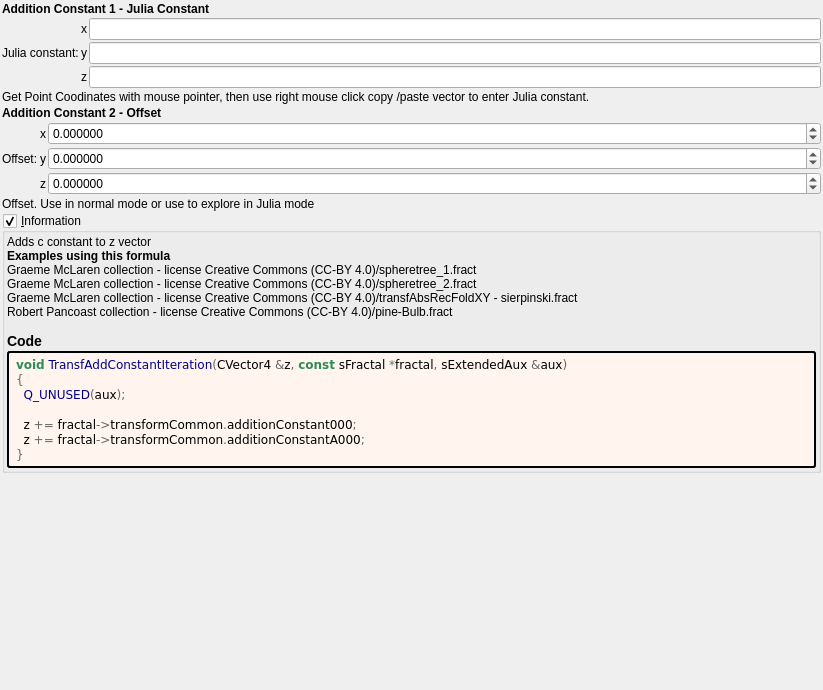
Old version of the form mandelbulber2/formula/ui/transf_add_constant.ui in the repository buddhi1980/mandelbulber2.
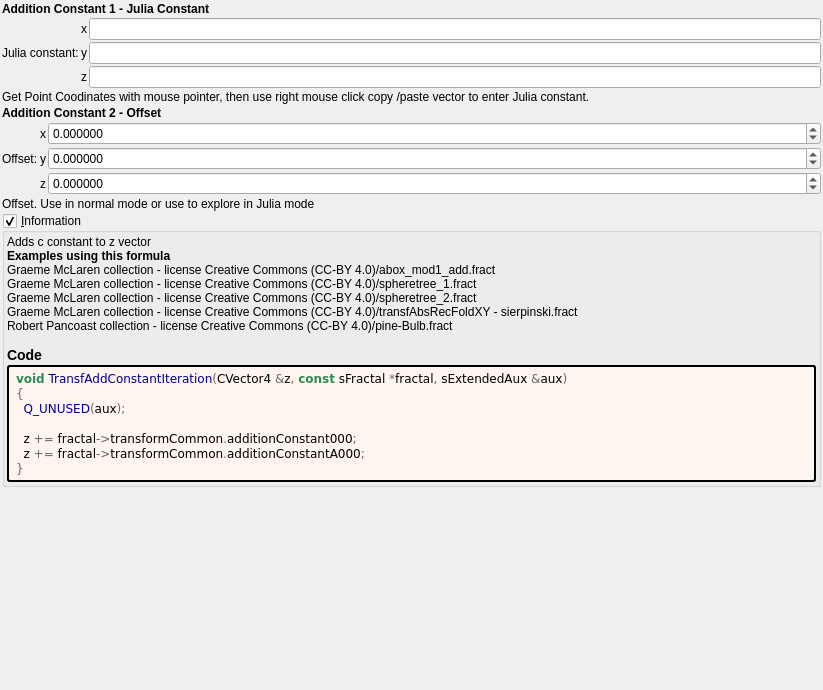
New version of the form. Custom widgets are drawn as their Qt base class.

Diff of the .ui file:
```diff
--- a/mandelbulber2/formula/ui/transf_add_constant.ui
+++ b/mandelbulber2/formula/ui/transf_add_constant.ui
@@ -291,7 +291,7 @@
         <property name="text">
          <string notr="true">&lt;p&gt;Adds c constant to z vector&lt;/p&gt;&lt;table&gt;
 &lt;/table&gt;
-&lt;br&gt;&lt;b&gt;Examples using this formula&lt;/b&gt;&lt;br&gt;Graeme McLaren  collection - license Creative Commons  (CC-BY 4.0)/spheretree_1.fract&lt;br&gt;Graeme McLaren  collection - license Creative Commons  (CC-BY 4.0)/spheretree_2.fract&lt;br&gt;Graeme McLaren  collection - license Creative Commons  (CC-BY 4.0)/transfAbsRecFoldXY - sierpinski.fract&lt;br&gt;Robert Pancoast collection - license Creative Commons (CC-BY 4.0)/pine-Bulb.fract&lt;h3&gt;Code&lt;/h3&gt;</string>
+&lt;br&gt;&lt;b&gt;Examples using this formula&lt;/b&gt;&lt;br&gt;Graeme McLaren  collection - license Creative Commons  (CC-BY 4.0)/abox_mod1_add.fract&lt;br&gt;Graeme McLaren  collection - license Creative Commons  (CC-BY 4.0)/spheretree_1.fract&lt;br&gt;Graeme McLaren  collection - license Creative Commons  (CC-BY 4.0)/spheretree_2.fract&lt;br&gt;Graeme McLaren  collection - license Creative Commons  (CC-BY 4.0)/transfAbsRecFoldXY - sierpinski.fract&lt;br&gt;Robert Pancoast collection - license Creative Commons (CC-BY 4.0)/pine-Bulb.fract&lt;h3&gt;Code&lt;/h3&gt;</string>
         </property>
         <property name="wordWrap">
          <bool>true</bool>
```
